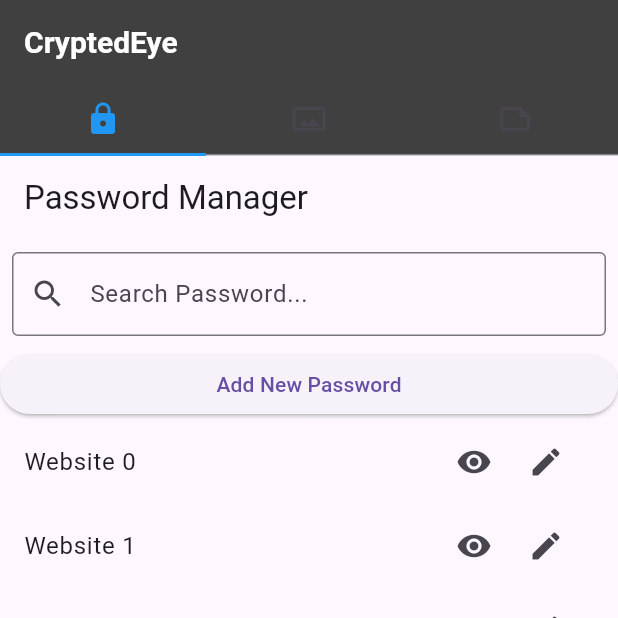
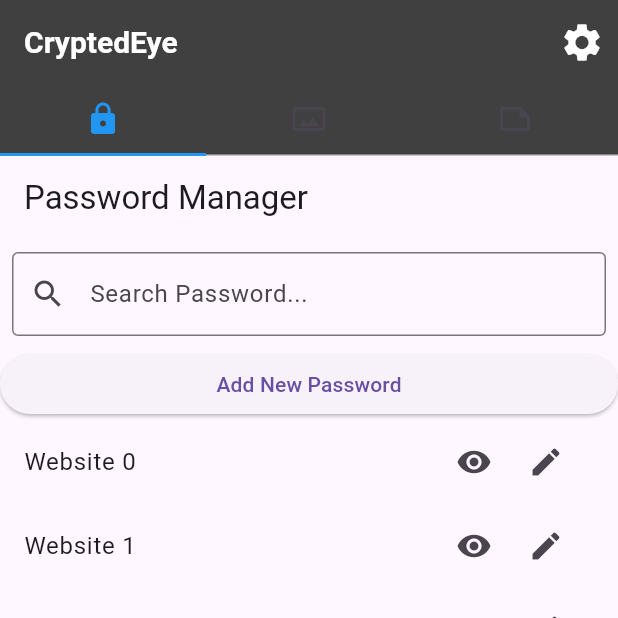
Before and after one commit to GaecKo/CryptedEye, a Flutter app: the screen it shows after launch, on a phone screen of 412 x 824 dp, the top half of it. Run offline on Flutter 3.47's test engine with Material 3 defaults, Android fonts, the phone set to English and light mode, and no system bars.

Commit message:
added the settings button on the right top

```diff
--- a/lib/main.dart
+++ b/lib/main.dart
@@ -47,6 +47,13 @@ class _HomePageState extends State<HomePage> {
             fontWeight: FontWeight.bold
           ),),
 
+          actions : <Widget>[
+            IconButton(
+              icon : Icon(Icons.settings, size: 30, color: Colors.white,),
+              onPressed: (){},
+              )
+          ],
+
 
         bottom: TabBar(
           tabs: const [
```
